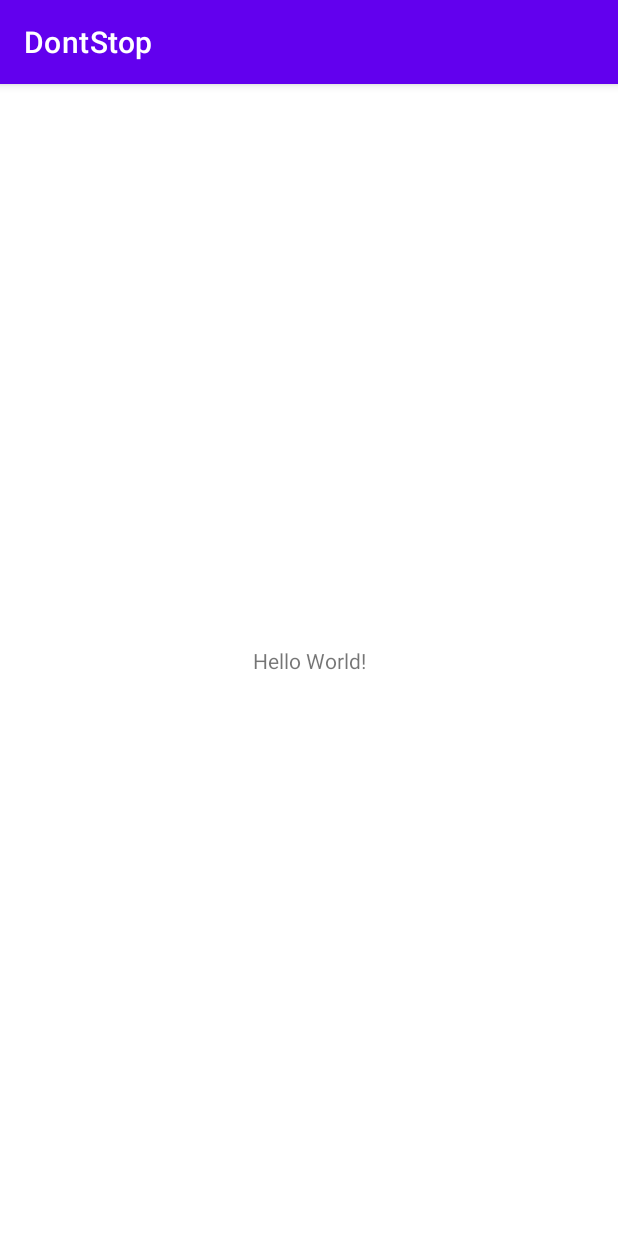
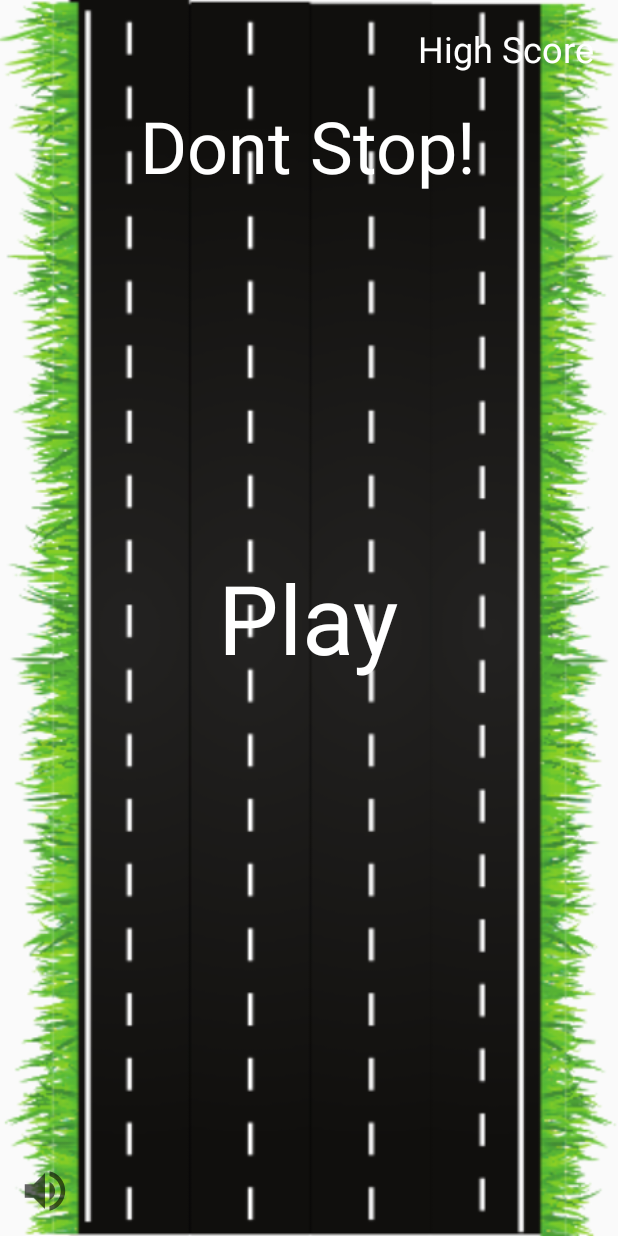
Before and after one commit to IF-Ipora-Ciencia-da-Computacao-Turma-1/game-5Periodo, an Android app: the screen it shows after launch (MainActivity), on a phone screen of 412 x 824 dp. Run offline under Robolectric (Android 15) with nearby library versions, the phone set to English and light mode, and no system bars.

Commit message:
background and car

```diff
--- a/app/src/main/java/com/example/dontstop/MainActivity.java
+++ b/app/src/main/java/com/example/dontstop/MainActivity.java
@@ -2,13 +2,29 @@ package com.example.dontstop;
 
 import androidx.appcompat.app.AppCompatActivity;
 
+import android.content.Intent;
 import android.os.Bundle;
+import android.view.View;
+import android.view.WindowManager;
 
 public class MainActivity extends AppCompatActivity {
 
     @Override
     protected void onCreate(Bundle savedInstanceState) {
         super.onCreate(savedInstanceState);
+
+        getWindow().setFlags(WindowManager.LayoutParams.FLAG_FULLSCREEN,
+                WindowManager.LayoutParams.FLAG_FULLSCREEN);
+
         setContentView(R.layout.activity_main);
+
+        findViewById(R.id.play).setOnClickListener(new View.OnClickListener() {
+            @Override
+            public void onClick(View v) {
+                startActivity(new Intent(MainActivity.this, GameActivity.class));
+            }
+        });
+
+
     }
 }
--- /dev/null
+++ b/app/src/main/res/drawable/ic_baseline_volume_up_24.xml
@@ -0,0 +1,10 @@
+<vector xmlns:android="http://schemas.android.com/apk/res/android"
+    android:width="24dp"
+    android:height="24dp"
+    android:viewportWidth="24"
+    android:viewportHeight="24"
+    android:tint="?attr/colorControlNormal">
+  <path
+      android:fillColor="@android:color/white"
+      android:pathData="M3,9v6h4l5,5L12,4L7,9L3,9zM16.5,12c0,-1.77 -1.02,-3.29 -2.5,-4.03v8.05c1.48,-0.73 2.5,-2.25 2.5,-4.02zM14,3.23v2.06c2.89,0.86 5,3.54 5,6.71s-2.11,5.85 -5,6.71v2.06c4.01,-0.91 7,-4.49 7,-8.77s-2.99,-7.86 -7,-8.77z"/>
+</vector>
--- a/app/src/main/res/layout/activity_main.xml
+++ b/app/src/main/res/layout/activity_main.xml
@@ -1,18 +1,56 @@
 <?xml version="1.0" encoding="utf-8"?>
-<androidx.constraintlayout.widget.ConstraintLayout xmlns:android="http://schemas.android.com/apk/res/android"
+<RelativeLayout xmlns:android="http://schemas.android.com/apk/res/android"
     xmlns:app="http://schemas.android.com/apk/res-auto"
     xmlns:tools="http://schemas.android.com/tools"
     android:layout_width="match_parent"
     android:layout_height="match_parent"
     tools:context=".MainActivity">
 
+    <ImageView
+        android:layout_width="match_parent"
+        android:layout_height="match_parent"
+        android:scaleType="centerCrop"
+        android:src="@drawable/pista1" />
+
     <TextView
         android:layout_width="wrap_content"
         android:layout_height="wrap_content"
-        android:text="Hello World!"
-        app:layout_constraintBottom_toBottomOf="parent"
-        app:layout_constraintLeft_toLeftOf="parent"
-        app:layout_constraintRight_toRightOf="parent"
-        app:layout_constraintTop_toTopOf="parent" />
+        android:textSize="48sp"
+        android:text="Dont Stop!"
+        android:textColor="#ffffff"
+        android:layout_above="@id/play"
+        android:layout_below="@id/highScoreTxt"
+        android:layout_centerHorizontal="true"/>
 
-</androidx.constraintlayout.widget.ConstraintLayout>
+    <TextView
+        android:id="@+id/play"
+        android:layout_width="wrap_content"
+        android:layout_height="wrap_content"
+        android:layout_centerInParent="true"
+        android:text="Play"
+        android:textColor="#fff"
+        android:textSize="64sp" />
+
+    <TextView
+        android:id="@+id/highScoreTxt"
+        android:layout_width="wrap_content"
+        android:layout_height="wrap_content"
+        android:layout_alignParentRight="true"
+        android:layout_marginStart="16dp"
+        android:layout_marginTop="16dp"
+        android:layout_marginEnd="16dp"
+        android:layout_marginBottom="16dp"
+        android:text="High Score"
+        android:textColor="#fff"
+        android:textSize="24sp" />
+    <ImageView
+        android:layout_width="36dp"
+        android:layout_height="36dp"
+        android:layout_alignParentBottom="true"
+        android:layout_margin="12dp"
+        android:id="@+id/volumeCtrl"
+        android:src="@drawable/ic_baseline_volume_up_24"/>
+
+
+
+</RelativeLayout>
--- a/app/src/main/res/values-night/themes.xml
+++ b/app/src/main/res/values-night/themes.xml
@@ -1,16 +1,14 @@
 <resources xmlns:tools="http://schemas.android.com/tools">
     <!-- Base application theme. -->
-    <style name="Theme.DontStop" parent="Theme.MaterialComponents.DayNight.DarkActionBar">
-        <!-- Primary brand color. -->
-        <item name="colorPrimary">@color/purple_200</item>
-        <item name="colorPrimaryVariant">@color/purple_700</item>
-        <item name="colorOnPrimary">@color/black</item>
-        <!-- Secondary brand color. -->
-        <item name="colorSecondary">@color/teal_200</item>
-        <item name="colorSecondaryVariant">@color/teal_200</item>
-        <item name="colorOnSecondary">@color/black</item>
-        <!-- Status bar color. -->
-        <item name="android:statusBarColor" tools:targetApi="l">?attr/colorPrimaryVariant</item>
+    <style name="AppTheme" parent="Theme.AppCompat.Light.DarkActionBar">
         <!-- Customize your theme here. -->
+        <item name="colorPrimary">@color/colorPrimary</item>
+        <item name="colorPrimaryDark">@color/colorPrimaryDark</item>
+        <item name="colorAccent">@color/colorAccent</item>
+    </style>
+
+    <style name="AppTheme.noActionBar">
+        <item name="windowNoTitle">true</item>
+        <item name="windowActionBar">false</item>
     </style>
 </resources>
--- a/app/src/main/res/values/colors.xml
+++ b/app/src/main/res/values/colors.xml
@@ -1,10 +1,7 @@
 <?xml version="1.0" encoding="utf-8"?>
 <resources>
-    <color name="purple_200">#FFBB86FC</color>
-    <color name="purple_500">#FF6200EE</color>
-    <color name="purple_700">#FF3700B3</color>
-    <color name="teal_200">#FF03DAC5</color>
-    <color name="teal_700">#FF018786</color>
-    <color name="black">#FF000000</color>
-    <color name="white">#FFFFFFFF</color>
+    <color name="colorPrimary">#008577</color>
+    <color name="colorPrimaryDark">#00574B</color>
+    <color name="colorAccent">#D81B60</color>
+    <color name="blaok">#000</color>
 </resources>
--- a/app/src/main/res/values/themes.xml
+++ b/app/src/main/res/values/themes.xml
@@ -1,16 +1,14 @@
 <resources xmlns:tools="http://schemas.android.com/tools">
     <!-- Base application theme. -->
-    <style name="Theme.DontStop" parent="Theme.MaterialComponents.DayNight.DarkActionBar">
-        <!-- Primary brand color. -->
-        <item name="colorPrimary">@color/purple_500</item>
-        <item name="colorPrimaryVariant">@color/purple_700</item>
-        <item name="colorOnPrimary">@color/white</item>
-        <!-- Secondary brand color. -->
-        <item name="colorSecondary">@color/teal_200</item>
-        <item name="colorSecondaryVariant">@color/teal_700</item>
-        <item name="colorOnSecondary">@color/black</item>
-        <!-- Status bar color. -->
-        <item name="android:statusBarColor" tools:targetApi="l">?attr/colorPrimaryVariant</item>
+    <style name="AppTheme" parent="Theme.AppCompat.Light.DarkActionBar">
         <!-- Customize your theme here. -->
+        <item name="colorPrimary">@color/colorPrimary</item>
+        <item name="colorPrimaryDark">@color/colorPrimaryDark</item>
+        <item name="colorAccent">@color/colorAccent</item>
+    </style>
+
+    <style name="AppTheme.noActionBar">
+        <item name="windowNoTitle">true</item>
+        <item name="windowActionBar">false</item>
     </style>
 </resources>
```
Also changed, not shown: app/src/main/AndroidManifest.xml (+10 -3 lines), app/src/main/java/com/example/dontstop/Backgroud.java (added, +17 -0 lines), app/src/main/java/com/example/dontstop/Carro.java (added, +41 -0 lines), app/src/main/java/com/example/dontstop/GameActivity.java (added, +38 -0 lines), app/src/main/java/com/example/dontstop/GameView.java (added, +131 -0 lines), app/src/main/res/drawable/carro1.png (added), app/src/main/res/drawable/carro2.png (added), app/src/main/res/drawable/carro3.png (added), app/src/main/res/drawable/carro4.png (added), app/src/main/res/drawable/carro5.png (added), app/src/main/res/drawable/carro6.png (added), app/src/main/res/drawable/pista1.png (added).
